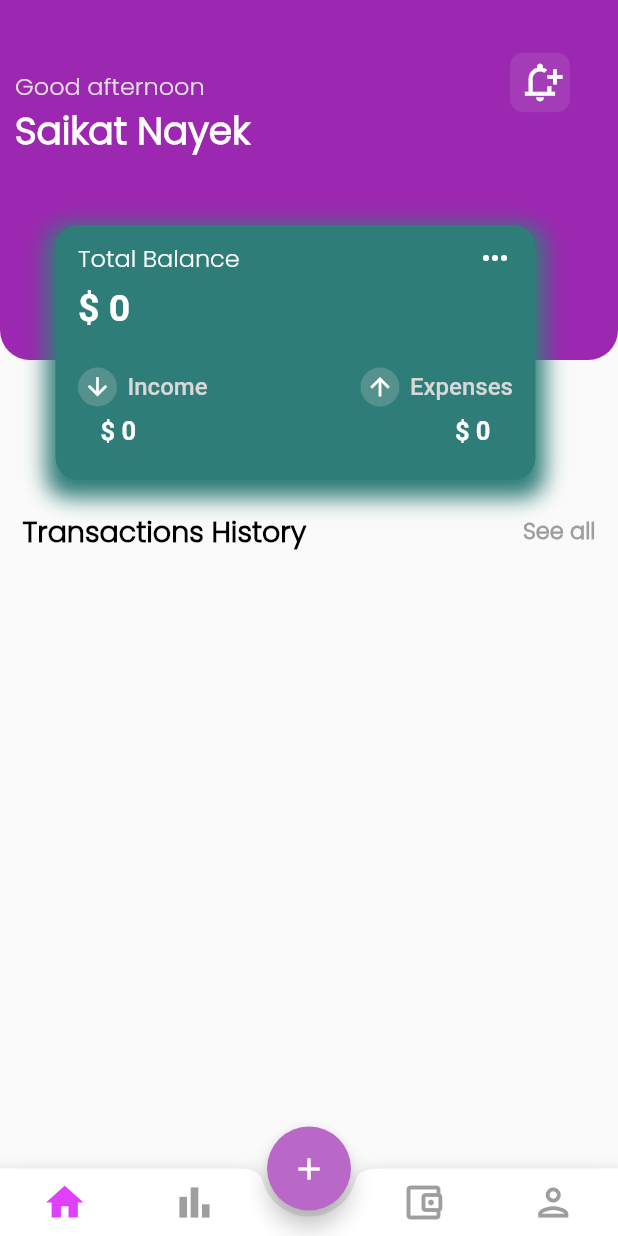
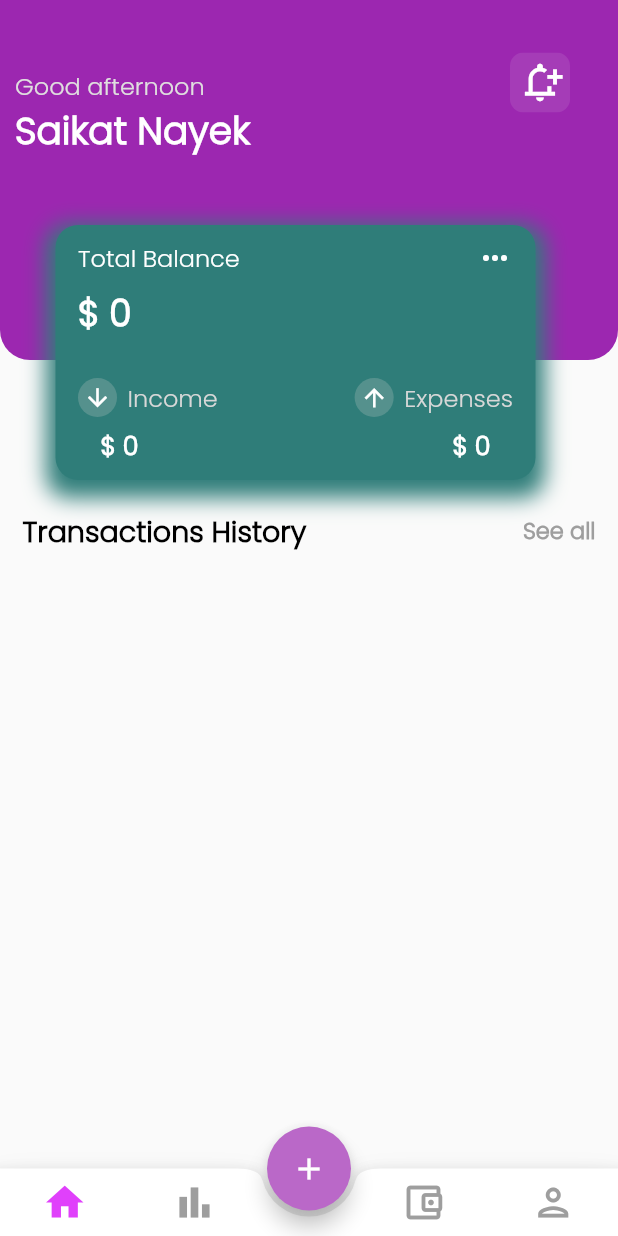
Before and after one commit to Saikat2407/Finance_App, a Flutter app: the screen it shows after launch, on a phone screen of 412 x 824 dp. Run offline on Flutter 3.47's test engine with Material 2 defaults, Android fonts, the phone set to English and light mode, and no system bars; our stand-ins replace hive, hive_flutter, syncfusion_flutter_charts; accounts and stored records are empty.

Commit message:
widget regenerated

```diff
--- a/lib/Screens/home.dart
+++ b/lib/Screens/home.dart
@@ -105,8 +105,9 @@ class _HomeState extends State<Home> {
         ),
       ),
       subtitle: Text(
-        '${day[history.datetime.weekday - 1]}  ${history.datetime.year}-${history.datetime.day}-${history.datetime.month}',
+        '${day[history.datetime.weekday - 1]}  ${history.datetime.day}-${history.datetime.month}-${history.datetime.year}',
         style: TextStyle(
+          fontFamily: 'Poppins',
           fontWeight: FontWeight.w600,
         ),
       ),
@@ -237,8 +238,9 @@ class _HomeState extends State<Home> {
                       Text(
                         '\$ ${total()}',
                         style: TextStyle(
+                          fontFamily: 'Poppins',
                           fontWeight: FontWeight.bold,
-                          fontSize: 25,
+                          fontSize: 24,
                           color: Colors.white,
                         ),
                       ),
@@ -266,6 +268,7 @@ class _HomeState extends State<Home> {
                           Text(
                             'Income',
                             style: TextStyle(
+                              fontFamily: 'Poppins',
                               fontWeight: FontWeight.w500,
                               fontSize: 16,
                               color: Color.fromARGB(255, 216, 216, 216),
@@ -288,6 +291,7 @@ class _HomeState extends State<Home> {
                           Text(
                             'Expenses',
                             style: TextStyle(
+                              fontFamily: 'Poppins',
                               fontWeight: FontWeight.w500,
                               fontSize: 16,
                               color: Color.fromARGB(255, 216, 216, 216),
@@ -308,6 +312,7 @@ class _HomeState extends State<Home> {
                         '\$ ${income()}',
                         style: TextStyle(
                           fontWeight: FontWeight.w600,
+                          fontFamily: 'Poppins',
                           fontSize: 17,
                           color: Colors.white,
                         ),
@@ -315,6 +320,7 @@ class _HomeState extends State<Home> {
                       Text(
                         '\$ ${expenses()}',
                         style: TextStyle(
+                          fontFamily: 'Poppins',
                           fontWeight: FontWeight.w600,
                           fontSize: 17,
                           color: Colors.white,
```
